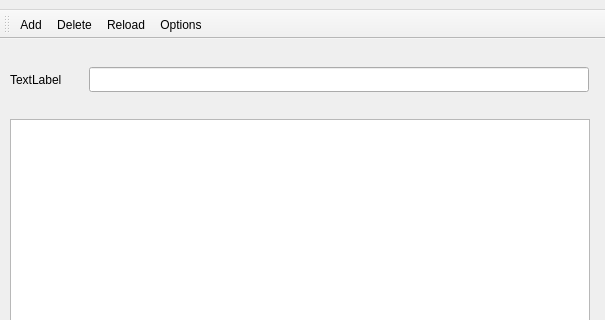
This is modules/passwWindow/passw.ui in KryvosheyaIvan/passwSaver as Qt 5 draws it before an edit; both pictures show x 0 to 605 and y 0 to 320 of the 605 by 554 pixel window. The edited form follows.
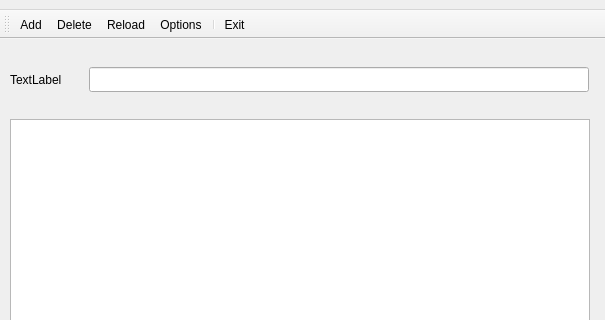
This is the edited form. Icons and pictures are not drawn.

Patch:
```diff
--- a/modules/passwWindow/passw.ui
+++ b/modules/passwWindow/passw.ui
@@ -158,6 +158,8 @@
    <addaction name="actionDelete"/>
    <addaction name="actionReload"/>
    <addaction name="actionConfigure"/>
+   <addaction name="separator"/>
+   <addaction name="actionExit"/>
   </widget>
   <widget class="QMenuBar" name="menuBar">
    <property name="geometry">
@@ -229,6 +231,15 @@
     <string>Options</string>
    </property>
   </action>
+  <action name="actionExit">
+   <property name="icon">
+    <iconset resource="../../resource.qrc">
+     <normaloff>:/img/exit.png</normaloff>:/img/exit.png</iconset>
+   </property>
+   <property name="text">
+    <string>Exit</string>
+   </property>
+  </action>
  </widget>
  <tabstops>
   <tabstop>linePwdSearch</tabstop>
```
